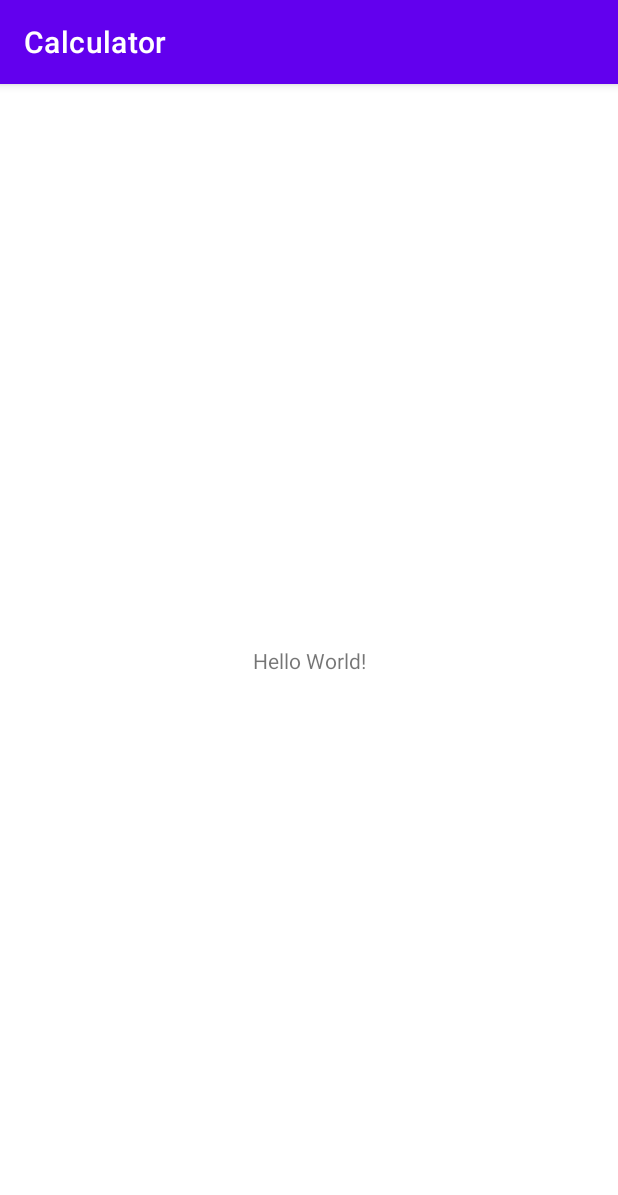
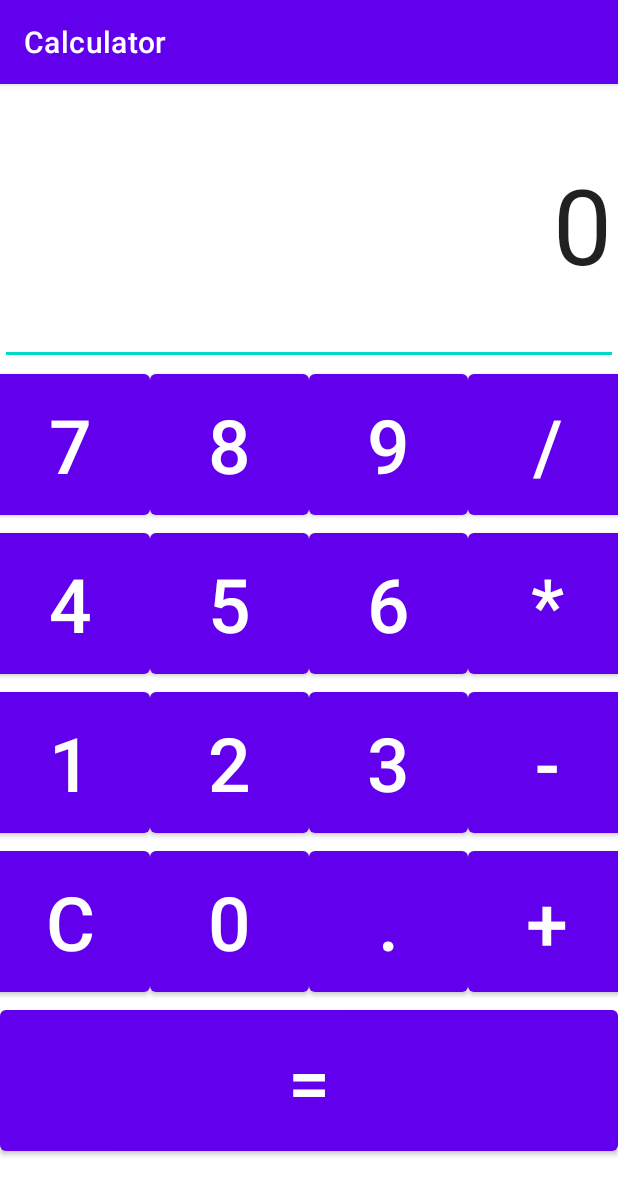
Before and after one commit to evgeny5454/Calculator, an Android app: the screen it shows after launch (MainActivity), on a phone screen of 412 x 824 dp. Shown: the top 1195 px of the screen. Run offline under Robolectric (Android 15) with nearby library versions, the phone set to English and light mode, and no system bars.

Commit message:
Создал интерфейс калькулятора с помощью Table Layout

```diff
--- a/app/src/main/res/layout/activity_main.xml
+++ b/app/src/main/res/layout/activity_main.xml
@@ -1,18 +1,166 @@
 <?xml version="1.0" encoding="utf-8"?>
-<androidx.constraintlayout.widget.ConstraintLayout xmlns:android="http://schemas.android.com/apk/res/android"
-    xmlns:app="http://schemas.android.com/apk/res-auto"
+<LinearLayout xmlns:app="http://schemas.android.com/apk/res-auto"
     xmlns:tools="http://schemas.android.com/tools"
+    xmlns:android="http://schemas.android.com/apk/res/android"
     android:layout_width="match_parent"
     android:layout_height="match_parent"
-    tools:context=".MainActivity">
+    tools:context=".MainActivity"
+    android:orientation="vertical">
 
-    <TextView
-        android:layout_width="wrap_content"
-        android:layout_height="wrap_content"
-        android:text="Hello World!"
+    <EditText
+        android:layout_width="match_parent"
+        android:layout_height="187dp"
+        android:text="@string/_0"
+        android:textAlignment="textEnd"
+        android:textSize="70sp"
         app:layout_constraintBottom_toBottomOf="parent"
         app:layout_constraintLeft_toLeftOf="parent"
         app:layout_constraintRight_toRightOf="parent"
         app:layout_constraintTop_toTopOf="parent" />
 
-</androidx.constraintlayout.widget.ConstraintLayout>
+    <TableLayout
+        android:layout_width="match_parent"
+        android:layout_height="match_parent"
+        android:gravity="bottom|top"
+        android:orientation="horizontal"
+        android:visibility="visible">
+        <TableRow
+            android:layout_width="match_parent"
+            android:layout_height="match_parent"
+            android:gravity="center">
+
+            <Button
+                android:id="@+id/button_7"
+                android:layout_width="106dp"
+                android:layout_height="106dp"
+                android:text="@string/_7"
+                android:textSize="50sp" />
+
+            <Button
+                android:id="@+id/button_8"
+                android:layout_width="106dp"
+                android:layout_height="106dp"
+                android:text="@string/_8"
+                android:textSize="50sp" />
+
+            <Button
+                android:id="@+id/button_9"
+                android:layout_width="106dp"
+                android:layout_height="106dp"
+                android:text="@string/_9"
+                android:textSize="50sp" />
+
+            <Button
+                android:id="@+id/button_division"
+                android:layout_width="106dp"
+                android:layout_height="106dp"
+                android:text="@string/division"
+                android:textSize="50sp" />
+        </TableRow>
+        <TableRow
+            android:layout_width="match_parent"
+            android:layout_height="match_parent"
+            android:gravity="center">
+
+            <Button
+                android:id="@+id/button_4"
+                android:layout_width="106dp"
+                android:layout_height="106dp"
+                android:text="@string/_4"
+                android:textSize="50sp" />
+
+            <Button
+                android:id="@+id/button_5"
+                android:layout_width="106dp"
+                android:layout_height="106dp"
+                android:text="@string/_5"
+                android:textSize="50sp" />
+
+            <Button
+                android:id="@+id/button_6"
+                android:layout_width="106dp"
+                android:layout_height="106dp"
+                android:text="@string/_6"
+                android:textSize="50sp" />
+
+            <Button
+                android:id="@+id/button_multiplication"
+                android:layout_width="106dp"
+                android:layout_height="106dp"
+                android:text="@string/multiplication"
+                android:textSize="50sp" />
+        </TableRow>
+        <TableRow
+            android:layout_width="106dp"
+            android:layout_height="106dp"
+            android:gravity="center">
+
+            <Button
+                android:id="@+id/button_1"
+                android:layout_width="106dp"
+                android:layout_height="106dp"
+                android:text="@string/_1"
+                android:textSize="50sp" />
+
+            <Button
+                android:id="@+id/button_2"
+                android:layout_width="106dp"
+                android:layout_height="106dp"
+                android:text="@string/_2"
+                android:textSize="50sp" />
+
+            <Button
+                android:id="@+id/button_3"
+                android:layout_width="106dp"
+                android:layout_height="106dp"
+                android:text="@string/_3"
+                android:textSize="50sp" />
+
+            <Button
+                android:id="@+id/button_minus"
+                android:layout_width="106dp"
+                android:layout_height="106dp"
+                android:text="@string/minus"
+                android:textSize="50sp" />
+        </TableRow>
+        <TableRow
+            android:layout_width="106dp"
+            android:layout_height="106dp"
+            android:gravity="center">
+
+            <Button
+                android:id="@+id/button_C"
+                android:layout_width="106dp"
+                android:layout_height="106dp"
+                android:text="@string/c"
+                android:textSize="50sp" />
+
+            <Button
+                android:id="@+id/button_0"
+                android:layout_width="106dp"
+                android:layout_height="106dp"
+                android:text="@string/_0"
+                android:textSize="50sp" />
+
+            <Button
+                android:id="@+id/button_point"
+                android:layout_width="106dp"
+                android:layout_height="106dp"
+                android:text="@string/point"
+                android:textSize="50sp" />
+
+            <Button
+                android:id="@+id/button_plus"
+                android:layout_width="106dp"
+                android:layout_height="106dp"
+                android:text="@string/plus"
+                android:textSize="50sp" />
+        </TableRow>
+        <Button
+            android:id="@+id/button_equality"
+            android:layout_width="106dp"
+            android:layout_height="106dp"
+            android:text="@string/equality"
+            android:textSize="50sp" />
+    </TableLayout>
+</LinearLayout>
--- a/app/src/main/res/values/strings.xml
+++ b/app/src/main/res/values/strings.xml
@@ -1,3 +1,21 @@
 <resources>
     <string name="app_name">Calculator</string>
+    <string name="_0">0</string>
+    <string name="_7">7</string>
+    <string name="_8">8</string>
+    <string name="_9">9</string>
+    <string name="division">/</string>
+    <string name="_4">4</string>
+    <string name="_5">5</string>
+    <string name="_6">6</string>
+    <string name="multiplication">*</string>
+    <string name="_1">1</string>
+    <string name="_2">2</string>
+    <string name="_3">3</string>
+    <string name="minus">-</string>
+    <string name="c">C</string>
+    <string name="_0">0</string>
+    <string name="point">.</string>
+    <string name="plus">+</string>
+    <string name="equality">=</string>
 </resources>
```
